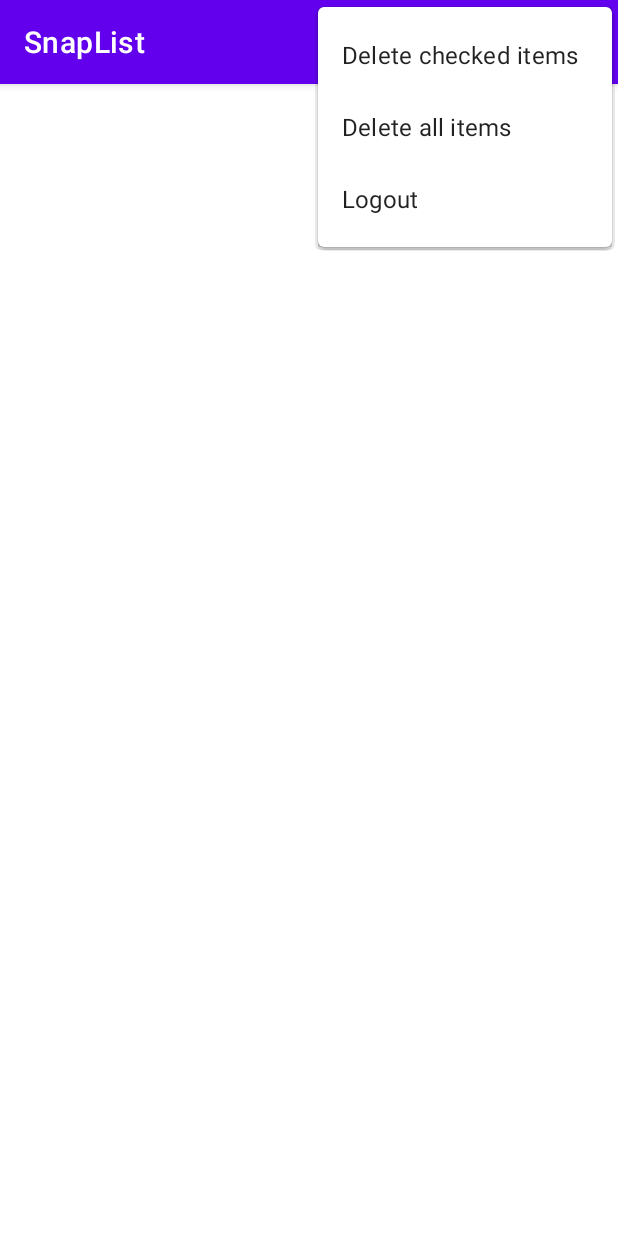
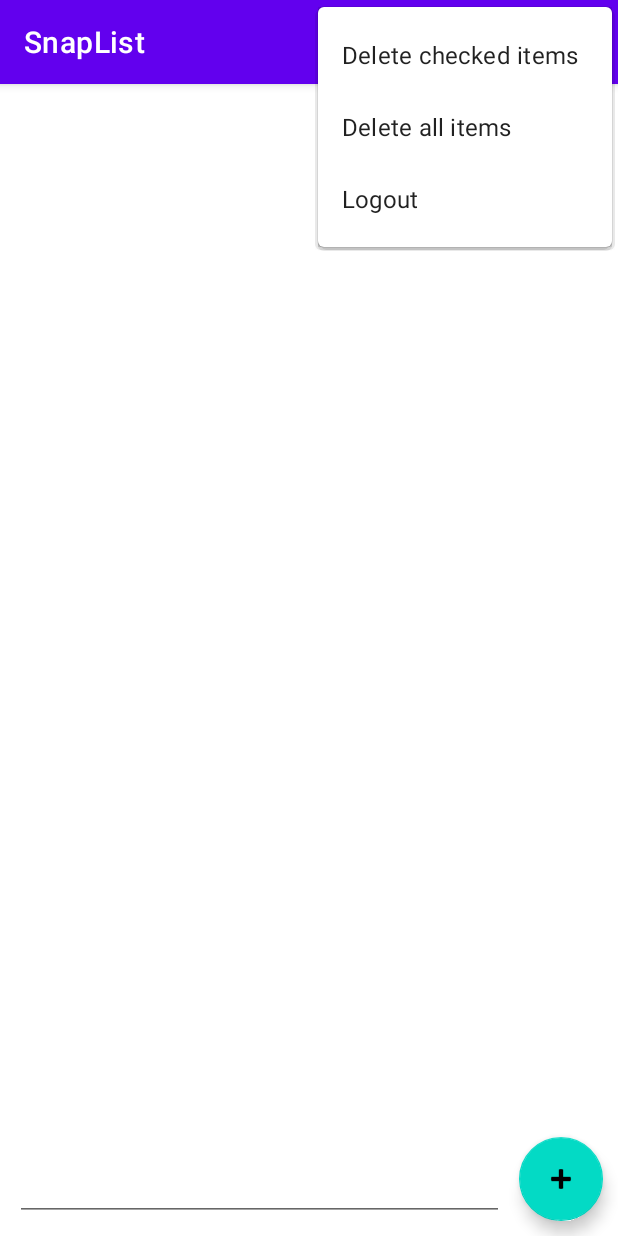
Before and after one commit to norppa/SnapListApp, an Android app: the fragment SnapListFragment shown on its own in the app's theme, with the options menu open, on a phone screen of 412 x 824 dp. Run offline under Robolectric (Android 15) with nearby library versions, the light colour scheme and no system bars; network calls fail; Roboto replaces fonts that are not available here; 1 statement that could not run was skipped.

Commit message:
items can be added to lists

```diff
--- a/app/src/main/java/com/ducksoup/snaplist/API.kt
+++ b/app/src/main/java/com/ducksoup/snaplist/API.kt
@@ -64,6 +64,11 @@ object API {
         queue.add(request(body, ::resultToList) { callback(it) })
     }
 
+    fun addItem(label: String, listId: Int, callback: (id: Int) -> Unit) {
+        val body = JSONObject(mapOf("action" to "addItem", "listId" to listId, "itemName" to label))
+        queue.add(request(body, { it.getInt("id") }, { callback(it) }))
+    }
+
     fun setChecked(value: Boolean, itemId: Int, callback: (jsonObject: JSONObject) -> Unit) {
         val body =
             JSONObject(mapOf("action" to "setItemCheck", "itemId" to itemId, "value" to value))
--- a/app/src/main/res/layout/fragment_snap_list.xml
+++ b/app/src/main/res/layout/fragment_snap_list.xml
@@ -1,11 +1,11 @@
 <?xml version="1.0" encoding="utf-8"?>
 <androidx.constraintlayout.widget.ConstraintLayout xmlns:android="http://schemas.android.com/apk/res/android"
+    xmlns:app="http://schemas.android.com/apk/res-auto"
     xmlns:tools="http://schemas.android.com/tools"
-    xmlns:app="http://schemas.android.com/apk/res-auto"
     android:layout_width="match_parent"
     android:layout_height="match_parent"
-    tools:context=".SnapListFragment"
-    android:orientation="vertical">
+    android:orientation="vertical"
+    tools:context=".SnapListFragment">
 
     <com.google.android.material.tabs.TabLayout
         android:id="@+id/tab_layout"
@@ -20,8 +20,30 @@
         android:layout_width="match_parent"
         android:layout_height="0dp"
         app:layout_constraintBottom_toBottomOf="parent"
-        app:layout_constraintTop_toBottomOf="@id/tab_layout"
         app:layout_constraintEnd_toEndOf="parent"
-        app:layout_constraintStart_toStartOf="parent"/>
+        app:layout_constraintStart_toStartOf="parent"
+        app:layout_constraintTop_toBottomOf="@id/tab_layout" />
+
+    <EditText
+        android:id="@+id/new_item_text"
+        android:layout_width="0dp"
+        android:layout_height="wrap_content"
+        android:layout_margin="10dp"
+        android:ems="10"
+        android:inputType="textPersonName"
+        app:layout_constraintBottom_toBottomOf="parent"
+        app:layout_constraintEnd_toStartOf="@id/add_button"
+        app:layout_constraintStart_toStartOf="parent" />
+
+    <com.google.android.material.floatingactionbutton.FloatingActionButton
+        android:id="@+id/add_button"
+        android:src="@android:drawable/ic_input_add"
+        android:layout_width="wrap_content"
+        android:layout_height="wrap_content"
+        android:layout_margin="10dp"
+        android:text="Add"
+        app:layout_constraintBottom_toBottomOf="parent"
+        app:layout_constraintEnd_toEndOf="parent" />
+
 
 </androidx.constraintlayout.widget.ConstraintLayout>
```
Also changed, not shown: app/src/main/java/com/ducksoup/snaplist/SnapListFragment.kt (+12 -0 lines), app/src/main/java/com/ducksoup/snaplist/Store.kt (+13 -11 lines).
